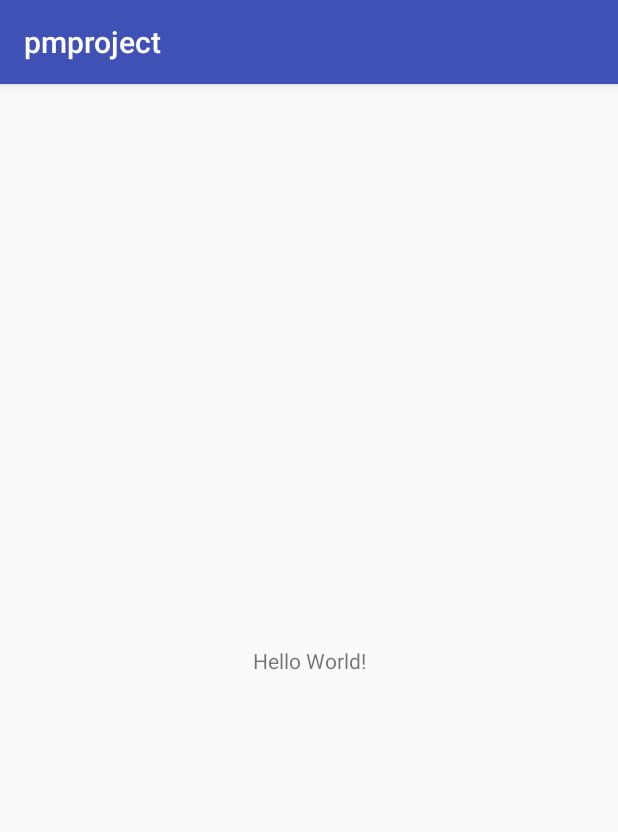
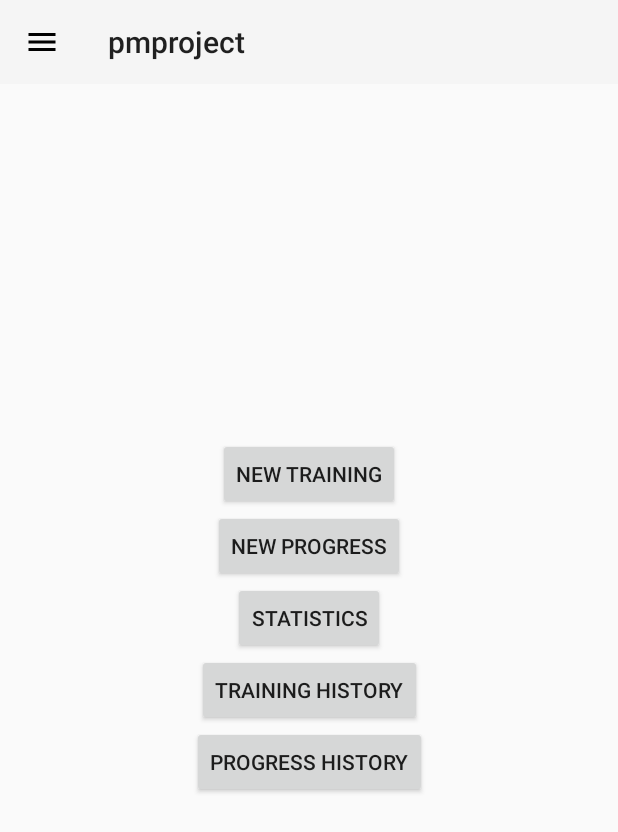
Before and after one commit to pawel717/pm-project, an Android app: the screen it shows after launch (MainActivity), on a phone screen of 412 x 824 dp. Shown: the top 832 px of the screen. Run offline under Robolectric (Android 15) with nearby library versions, the phone set to English and light mode, and no system bars.

Commit message:
Side menu added

```diff
--- a/app/build.gradle
+++ b/app/build.gradle
@@ -26,4 +26,5 @@ dependencies {
     androidTestImplementation 'com.android.support.test:runner:1.0.2'
     androidTestImplementation 'com.android.support.test.espresso:espresso-core:3.0.2'
     implementation 'com.android.support:design:27.1.1'
+
 }
--- a/app/src/main/AndroidManifest.xml
+++ b/app/src/main/AndroidManifest.xml
@@ -8,7 +8,9 @@
         android:label="@string/app_name"
         android:roundIcon="@mipmap/ic_launcher_round"
         android:supportsRtl="true"
-        android:theme="@style/AppTheme">
+        android:theme="@style/Theme.AppCompat.Light.NoActionBar" >
+    >
+
         <activity android:name=".view.activity.MainActivity">
             <intent-filter>
                 <action android:name="android.intent.action.MAIN" />
--- a/app/src/main/java/com/pm/pmproject/view/activity/MainActivity.java
+++ b/app/src/main/java/com/pm/pmproject/view/activity/MainActivity.java
@@ -1,7 +1,9 @@
 package com.pm.pmproject.view.activity;
 
+import android.support.v7.app.ActionBar;
 import android.support.v7.app.AppCompatActivity;
 import android.os.Bundle;
+import android.support.v7.widget.Toolbar;
 
 import com.pm.pmproject.R;
 
@@ -11,5 +13,13 @@ public class MainActivity extends AppCompatActivity {
     protected void onCreate(Bundle savedInstanceState) {
         super.onCreate(savedInstanceState);
         setContentView(R.layout.activity_main);
+
+        Toolbar toolbar = findViewById(R.id.toolbar);
+        setSupportActionBar(toolbar);
+
+        ActionBar actionbar = getSupportActionBar();
+        actionbar.setDisplayHomeAsUpEnabled(true);
+        actionbar.setHomeAsUpIndicator(R.drawable.ic_menu);
+
     }
 }
--- a/app/src/main/java/com/pm/pmproject/view/activity/WorkoutListActivity.java
+++ b/app/src/main/java/com/pm/pmproject/view/activity/WorkoutListActivity.java
@@ -2,6 +2,8 @@ package com.pm.pmproject.view.activity;
 
 import android.support.v7.app.AppCompatActivity;
 import android.os.Bundle;
+
+import com.pm.pmproject.R;
 
 public class WorkoutListActivity extends AppCompatActivity {
 
--- /dev/null
+++ b/app/src/main/res/drawable/ic_menu.xml
@@ -0,0 +1,9 @@
+<vector xmlns:android="http://schemas.android.com/apk/res/android"
+        android:width="24dp"
+        android:height="24dp"
+        android:viewportWidth="24.0"
+        android:viewportHeight="24.0">
+    <path
+        android:fillColor="#FF000000"
+        android:pathData="M3,18h18v-2L3,16v2zM3,13h18v-2L3,11v2zM3,6v2h18L21,6L3,6z"/>
+</vector>
--- a/app/src/main/res/layout/activity_main.xml
+++ b/app/src/main/res/layout/activity_main.xml
@@ -1,18 +1,89 @@
 <?xml version="1.0" encoding="utf-8"?>
-<android.support.constraint.ConstraintLayout xmlns:android="http://schemas.android.com/apk/res/android"
+<android.support.v4.widget.DrawerLayout xmlns:android="http://schemas.android.com/apk/res/android"
     xmlns:app="http://schemas.android.com/apk/res-auto"
     xmlns:tools="http://schemas.android.com/tools"
     android:layout_width="match_parent"
     android:layout_height="match_parent"
     tools:context=".view.activity.MainActivity">
 
-    <TextView
+    <android.support.constraint.ConstraintLayout
+        android:layout_width="match_parent"
+        android:layout_height="match_parent">
+
+        <android.support.v7.widget.Toolbar
+            android:id="@+id/toolbar"
+            android:layout_width="match_parent"
+            android:layout_height="?attr/actionBarSize"
+            android:background="?attr/colorPrimary"
+            android:theme="@style/ThemeOverlay.AppCompat.ActionBar" />
+
+        <Button
+            android:id="@+id/button_new_training"
+            android:layout_width="wrap_content"
+            android:layout_height="wrap_content"
+            android:text="@string/new_training"
+            app:layout_constraintBottom_toTopOf="@+id/button_new_progress"
+            app:layout_constraintHorizontal_bias="0.5"
+            app:layout_constraintLeft_toLeftOf="parent"
+            app:layout_constraintRight_toRightOf="parent"
+            app:layout_constraintTop_toTopOf="parent"
+            app:layout_constraintVertical_chainStyle="packed" />
+
+        <Button
+            android:id="@+id/button_new_progress"
+            android:layout_width="wrap_content"
+            android:layout_height="wrap_content"
+            android:text="@string/new_progress"
+            app:layout_constraintBottom_toTopOf="@+id/button_statistics"
+            app:layout_constraintHorizontal_bias="0.5"
+            app:layout_constraintLeft_toLeftOf="parent"
+            app:layout_constraintRight_toRightOf="parent"
+            app:layout_constraintTop_toBottomOf="@+id/button_new_training" />
+
+        <Button
+            android:id="@+id/button_statistics"
+            android:layout_width="wrap_content"
+            android:layout_height="wrap_content"
+            android:text="@string/statistics"
+            app:layout_constraintBottom_toTopOf="@+id/button_training_history"
+            app:layout_constraintHorizontal_bias="0.5"
+            app:layout_constraintLeft_toLeftOf="parent"
+            app:layout_constraintRight_toRightOf="parent"
+            app:layout_constraintTop_toBottomOf="@+id/button_new_progress" />
+
+        <Button
+            android:id="@+id/button_training_history"
+            android:layout_width="wrap_content"
+            android:layout_height="wrap_content"
+            android:text="@string/training_history"
+            app:layout_constraintBottom_toTopOf="@+id/button_progress_history"
+            app:layout_constraintHorizontal_bias="0.5"
+            app:layout_constraintLeft_toLeftOf="parent"
+            app:layout_constraintRight_toRightOf="parent"
+            app:layout_constraintTop_toBottomOf="@+id/button_statistics" />
+
+        <Button
+            android:id="@+id/button_progress_history"
+            android:layout_width="wrap_content"
+            android:layout_height="wrap_content"
+            android:text="@string/progress_history"
+            app:layout_constraintBottom_toBottomOf="parent"
+            app:layout_constraintHorizontal_bias="0.5"
+            app:layout_constraintLeft_toLeftOf="parent"
+            app:layout_constraintRight_toRightOf="parent"
+            app:layout_constraintTop_toBottomOf="@+id/button_training_history" />
+    </android.support.constraint.ConstraintLayout>
+
+    <android.support.design.widget.NavigationView
+        android:id="@+id/nav_view"
         android:layout_width="wrap_content"
-        android:layout_height="wrap_content"
-        android:text="Hello World!"
-        app:layout_constraintBottom_toBottomOf="parent"
-        app:layout_constraintLeft_toLeftOf="parent"
-        app:layout_constraintRight_toRightOf="parent"
-        app:layout_constraintTop_toTopOf="parent" />
+        android:layout_height="match_parent"
+        android:layout_gravity="start"
+        android:fitsSystemWindows="true"
+        app:menu="@menu/side_menu_drawer_view"
+        app:headerLayout="@layout/nav_header"/>
 
-</android.support.constraint.ConstraintLayout>
+
+
+
+</android.support.v4.widget.DrawerLayout>
--- /dev/null
+++ b/app/src/main/res/layout/nav_header.xml
@@ -0,0 +1,17 @@
+<?xml version="1.0" encoding="utf-8"?>
+<LinearLayout xmlns:android="http://schemas.android.com/apk/res/android"
+    android:layout_width="match_parent"
+    android:layout_height="192dp"
+    android:background="?attr/colorPrimaryDark"
+    android:padding="16dp"
+    android:theme="@style/ThemeOverlay.AppCompat.Dark"
+    android:orientation="vertical"
+    android:gravity="bottom">
+
+    <TextView
+        android:layout_width="match_parent"
+        android:layout_height="wrap_content"
+        android:text="My header title"
+        android:textAppearance="@style/TextAppearance.AppCompat.Body1"/>
+
+</LinearLayout>
--- /dev/null
+++ b/app/src/main/res/menu/side_menu_drawer_view.xml
@@ -0,0 +1,31 @@
+<?xml version="1.0" encoding="utf-8"?>
+<menu xmlns:android="http://schemas.android.com/apk/res/android">
+    <group android:checkableBehavior="single">
+        <item
+            android:id="@+id/nav_home"
+            android:icon="@drawable/ic_launcher_background"
+            android:title="@string/home"
+            android:checked="true"/>
+        <item
+            android:id="@+id/nav_new_training"
+            android:icon="@drawable/ic_launcher_background"
+            android:title="@string/new_training" />
+        <item
+            android:id="@+id/nav_new_progress"
+            android:icon="@drawable/ic_launcher_background"
+            android:title="@string/new_progress" />
+        <item
+            android:id="@+id/nav_statistics"
+            android:icon="@drawable/ic_launcher_background"
+            android:title="@string/statistics" />
+        <item
+            android:id="@+id/nav_training_history"
+            android:icon="@drawable/ic_launcher_background"
+            android:title="@string/training_history" />
+        <item
+            android:id="@+id/nav_progress_history"
+            android:icon="@drawable/ic_launcher_background"
+            android:title="@string/progress_history" />
+    </group>
+
+</menu>
--- a/app/src/main/res/values/strings.xml
+++ b/app/src/main/res/values/strings.xml
@@ -6,4 +6,10 @@
     <string name="text_view_progress_date">Progress date</string>
     <string name="button_start">Start</string>
     <string name="text_view_select_type">Select workout type</string>
+    <string name="new_training">New training</string>
+    <string name="new_progress">New progress</string>
+    <string name="training_history">Training history</string>
+    <string name="progress_history">Progress history</string>
+    <string name="statistics">Statistics</string>
+    <string name="home">Home</string>
 </resources>
```
Also changed, not shown: 1 other file.
